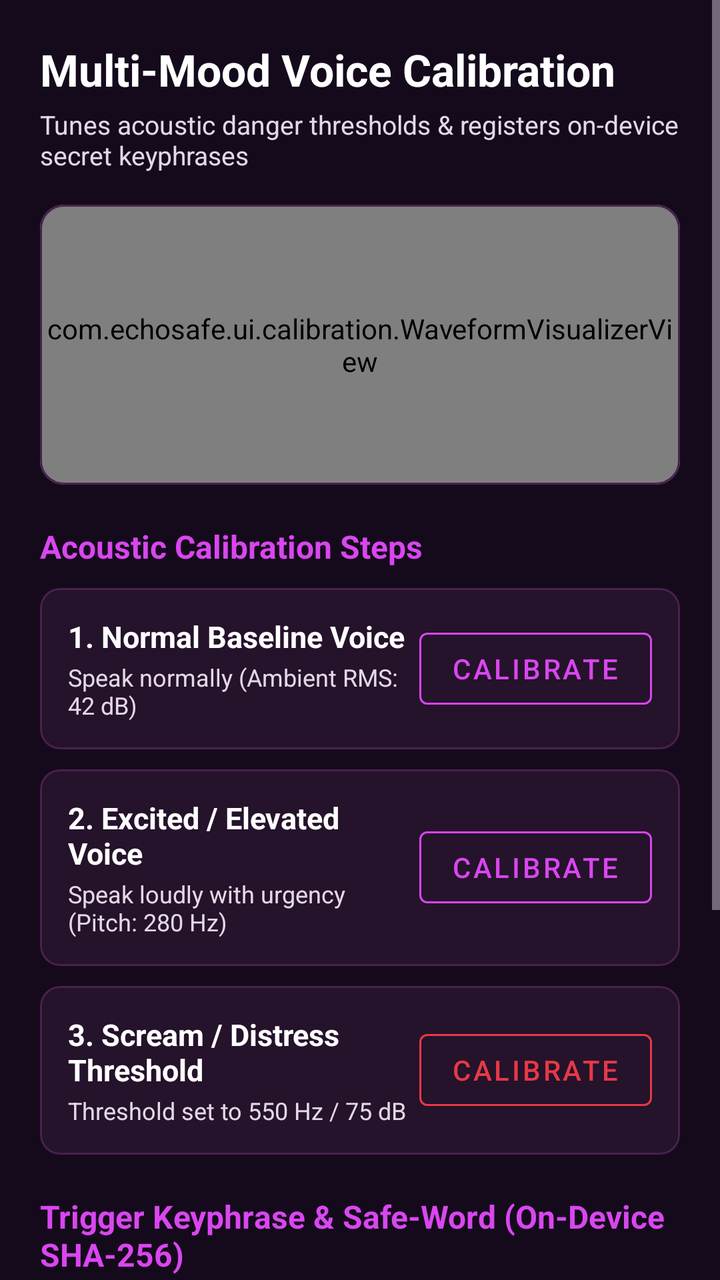
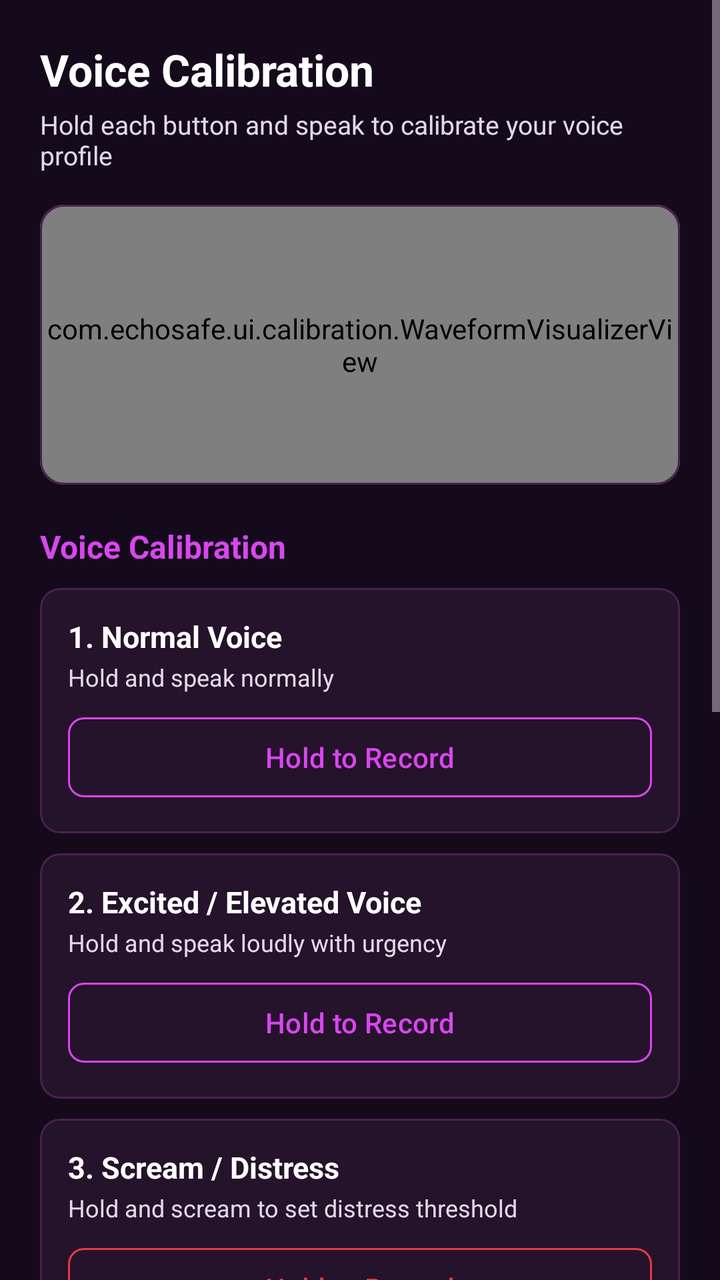

An Android layout rendered at two revisions. The XML below is the earlier revision; the diff shows what the commit changed to produce the second picture.
<!-- AndroidManifest.xml: application theme Theme.EchoSafe -->
<!-- res/layout/activity_calibration.xml -->
<?xml version="1.0" encoding="utf-8"?>
<ScrollView xmlns:android="http://schemas.android.com/apk/res/android"
    xmlns:app="http://schemas.android.com/apk/res-auto"
    android:layout_width="match_parent"
    android:layout_height="match_parent"
    android:background="@color/bg_dark"
    android:fillViewport="true">

    <LinearLayout
        android:layout_width="match_parent"
        android:layout_height="wrap_content"
        android:orientation="vertical"
        android:padding="20dp">

        <TextView
            android:layout_width="wrap_content"
            android:layout_height="wrap_content"
            android:text="Multi-Mood Voice Calibration"
            android:textColor="@color/text_white"
            android:textSize="22sp"
            android:textStyle="bold" />

        <TextView
            android:layout_width="wrap_content"
            android:layout_height="wrap_content"
            android:layout_marginTop="4dp"
            android:text="Tunes acoustic danger thresholds &amp; registers on-device secret keyphrases"
            android:textColor="@color/text_secondary"
            android:textSize="13sp" />

        
        <com.google.android.material.card.MaterialCardView
            android:layout_width="match_parent"
            android:layout_height="140dp"
            android:layout_marginTop="16dp"
            app:cardBackgroundColor="@color/card_bg_dark"
            app:cardCornerRadius="12dp"
            app:strokeColor="@color/card_border"
            app:strokeWidth="1dp">

            <com.echosafe.ui.calibration.WaveformVisualizerView
                android:id="@+id/waveformVisualizer"
                android:layout_width="match_parent"
                android:layout_height="match_parent" />
        </com.google.android.material.card.MaterialCardView>

        
        <TextView
            android:layout_width="wrap_content"
            android:layout_height="wrap_content"
            android:layout_marginTop="20dp"
            android:text="Acoustic Calibration Steps"
            android:textColor="@color/secondary_teal"
            android:textSize="16sp"
            android:textStyle="bold" />

        
        <com.google.android.material.card.MaterialCardView
            android:id="@+id/cardNormal"
            android:layout_width="match_parent"
            android:layout_height="wrap_content"
            android:layout_marginTop="10dp"
            app:cardBackgroundColor="@color/card_bg_dark"
            app:cardCornerRadius="10dp"
            app:strokeColor="@color/card_border"
            app:strokeWidth="1dp">

            <LinearLayout
                android:layout_width="match_parent"
                android:layout_height="wrap_content"
                android:gravity="center_vertical"
                android:orientation="horizontal"
                android:padding="14dp">

                <LinearLayout
                    android:layout_width="0dp"
                    android:layout_height="wrap_content"
                    android:layout_weight="1"
                    android:orientation="vertical">

                    <TextView
                        android:layout_width="wrap_content"
                        android:layout_height="wrap_content"
                        android:text="1. Normal Baseline Voice"
                        android:textColor="@color/text_white"
                        android:textSize="15sp"
                        android:textStyle="bold" />

                    <TextView
                        android:id="@+id/tvNormalStatus"
                        android:layout_width="wrap_content"
                        android:layout_height="wrap_content"
                        android:layout_marginTop="2dp"
                        android:text="Speak normally (Ambient RMS: 42 dB)"
                        android:textColor="@color/text_secondary"
                        android:textSize="12sp" />
                </LinearLayout>

                <com.google.android.material.button.MaterialButton
                    android:id="@+id/btnCalibrateNormal"
                    style="@style/Widget.MaterialComponents.Button.OutlinedButton"
                    android:layout_width="wrap_content"
                    android:layout_height="wrap_content"
                    android:text="Calibrate"
                    android:textColor="@color/secondary_teal"
                    app:strokeColor="@color/secondary_teal" />
            </LinearLayout>
        </com.google.android.material.card.MaterialCardView>

        
        <com.google.android.material.card.MaterialCardView
            android:id="@+id/cardExcited"
            android:layout_width="match_parent"
            android:layout_height="wrap_content"
            android:layout_marginTop="10dp"
            app:cardBackgroundColor="@color/card_bg_dark"
            app:cardCornerRadius="10dp"
            app:strokeColor="@color/card_border"
            app:strokeWidth="1dp">

            <LinearLayout
                android:layout_width="match_parent"
                android:layout_height="wrap_content"
                android:gravity="center_vertical"
                android:orientation="horizontal"
                android:padding="14dp">

                <LinearLayout
                    android:layout_width="0dp"
                    android:layout_height="wrap_content"
                    android:layout_weight="1"
                    android:orientation="vertical">

                    <TextView
                        android:layout_width="wrap_content"
                        android:layout_height="wrap_content"
                        android:text="2. Excited / Elevated Voice"
                        android:textColor="@color/text_white"
                        android:textSize="15sp"
                        android:textStyle="bold" />

                    <TextView
                        android:id="@+id/tvExcitedStatus"
                        android:layout_width="wrap_content"
                        android:layout_height="wrap_content"
                        android:layout_marginTop="2dp"
                        android:text="Speak loudly with urgency (Pitch: 280 Hz)"
                        android:textColor="@color/text_secondary"
                        android:textSize="12sp" />
                </LinearLayout>

                <com.google.android.material.button.MaterialButton
                    android:id="@+id/btnCalibrateExcited"
                    style="@style/Widget.MaterialComponents.Button.OutlinedButton"
                    android:layout_width="wrap_content"
                    android:layout_height="wrap_content"
                    android:text="Calibrate"
                    android:textColor="@color/secondary_teal"
                    app:strokeColor="@color/secondary_teal" />
            </LinearLayout>
        </com.google.android.material.card.MaterialCardView>

        
        <com.google.android.material.card.MaterialCardView
            android:id="@+id/cardScream"
            android:layout_width="match_parent"
            android:layout_height="wrap_content"
            android:layout_marginTop="10dp"
            app:cardBackgroundColor="@color/card_bg_dark"
            app:cardCornerRadius="10dp"
            app:strokeColor="@color/card_border"
            app:strokeWidth="1dp">

            <LinearLayout
                android:layout_width="match_parent"
                android:layout_height="wrap_content"
                android:gravity="center_vertical"
                android:orientation="horizontal"
                android:padding="14dp">

                <LinearLayout
                    android:layout_width="0dp"
                    android:layout_height="wrap_content"
                    android:layout_weight="1"
                    android:orientation="vertical">

                    <TextView
                        android:layout_width="wrap_content"
                        android:layout_height="wrap_content"
                        android:text="3. Scream / Distress Threshold"
                        android:textColor="@color/text_white"
                        android:textSize="15sp"
                        android:textStyle="bold" />

                    <TextView
                        android:id="@+id/tvScreamStatus"
                        android:layout_width="wrap_content"
                        android:layout_height="wrap_content"
                        android:layout_marginTop="2dp"
                        android:text="Threshold set to 550 Hz / 75 dB"
                        android:textColor="@color/text_secondary"
                        android:textSize="12sp" />
                </LinearLayout>

                <com.google.android.material.button.MaterialButton
                    android:id="@+id/btnCalibrateScream"
                    style="@style/Widget.MaterialComponents.Button.OutlinedButton"
                    android:layout_width="wrap_content"
                    android:layout_height="wrap_content"
                    android:text="Calibrate"
                    android:textColor="@color/accent_red"
                    app:strokeColor="@color/accent_red" />
            </LinearLayout>
        </com.google.android.material.card.MaterialCardView>

        
        <TextView
            android:layout_width="wrap_content"
            android:layout_height="wrap_content"
            android:layout_marginTop="20dp"
            android:text="Trigger Keyphrase &amp; Safe-Word (On-Device SHA-256)"
            android:textColor="@color/secondary_teal"
            android:textSize="16sp"
            android:textStyle="bold" />

        <com.google.android.material.textfield.TextInputLayout
            android:id="@+id/tilKeyphrase"
            style="@style/Widget.MaterialComponents.TextInputLayout.OutlinedBox"
            android:layout_width="match_parent"
            android:layout_height="wrap_content"
            android:layout_marginTop="10dp"
            android:hint="Custom Secret Trigger Phrase (e.g., 'Red Falcon')"
            android:textColorHint="@color/text_secondary"
            app:boxStrokeColor="@color/secondary_teal">

            <com.google.android.material.textfield.TextInputEditText
                android:id="@+id/etKeyphrase"
                android:layout_width="match_parent"
                android:layout_height="wrap_content"
                android:text="Red Falcon"
                android:textColor="@color/text_white" />
        </com.google.android.material.textfield.TextInputLayout>

        <com.google.android.material.textfield.TextInputLayout
            android:id="@+id/tilSafeWord"
            style="@style/Widget.MaterialComponents.TextInputLayout.OutlinedBox"
            android:layout_width="match_parent"
            android:layout_height="wrap_content"
            android:layout_marginTop="10dp"
            android:hint="Acoustic Safe-Word (Disarm Phrase)"
            android:textColorHint="@color/text_secondary"
            app:boxStrokeColor="@color/secondary_teal">

            <com.google.android.material.textfield.TextInputEditText
                android:id="@+id/etSafeWord"
                android:layout_width="match_parent"
                android:layout_height="wrap_content"
                android:text="I am okay, false alarm"
                android:textColor="@color/text_white" />
        </com.google.android.material.textfield.TextInputLayout>

        
        <com.google.android.material.button.MaterialButton
            android:id="@+id/btnSaveCalibration"
            android:layout_width="match_parent"
            android:layout_height="52dp"
            android:layout_marginTop="24dp"
            android:layout_marginBottom="24dp"
            android:backgroundTint="@color/secondary_teal"
            android:text="Save Profile &amp; Launch Dashboard"
            android:textColor="@color/primary_dark"
            android:textStyle="bold"
            app:cornerRadius="8dp" />

    </LinearLayout>
</ScrollView>
<!-- resources referenced by this layout -->
<resources>
  <color name="accent_red">#E63946</color>
  <color name="bg_dark">#150A1C</color>
  <color name="card_bg_dark">#25122B</color>
  <color name="card_border">#4A214E</color>
  <color name="primary_dark">#140A18</color>
  <color name="secondary_teal">#D946EF</color>
  <color name="text_secondary">#E2D9E6</color>
  <color name="text_white">#FFFFFF</color>
  <style name="Theme.EchoSafe" parent="Theme.Material3.Dark.NoActionBar">
          
          <item name="colorPrimary">@color/secondary_teal</item>
          <item name="colorOnPrimary">@color/primary_dark</item>
          <item name="colorSecondary">@color/secondary_teal</item>
          <item name="colorOnSecondary">@color/primary_dark</item>
          
          <item name="android:statusBarColor">@color/primary_dark</item>
          <item name="android:navigationBarColor">@color/primary_navy</item>
          <item name="android:windowBackground">@color/bg_dark</item>
      </style>
  <color name="primary_navy">#200D26</color>
</resources>

<!-- the commit's change to res/layout/activity_calibration.xml (unified diff, before → after) -->
@@ -15,7 +15,7 @@
         <TextView
             android:layout_width="wrap_content"
             android:layout_height="wrap_content"
-            android:text="Multi-Mood Voice Calibration"
+            android:text="Voice Calibration"
             android:textColor="@color/text_white"
             android:textSize="22sp"
             android:textStyle="bold" />
@@ -24,7 +24,7 @@
             android:layout_width="wrap_content"
             android:layout_height="wrap_content"
             android:layout_marginTop="4dp"
-            android:text="Tunes acoustic danger thresholds &amp; registers on-device secret keyphrases"
+            android:text="Hold each button and speak to calibrate your voice profile"
             android:textColor="@color/text_secondary"
             android:textSize="13sp" />
 
@@ -49,167 +49,149 @@
             android:layout_width="wrap_content"
             android:layout_height="wrap_content"
             android:layout_marginTop="20dp"
-            android:text="Acoustic Calibration Steps"
+            android:text="Voice Calibration"
             android:textColor="@color/secondary_teal"
             android:textSize="16sp"
             android:textStyle="bold" />
 
         
         <com.google.android.material.card.MaterialCardView
-            android:id="@+id/cardNormal"
-            android:layout_width="match_parent"
-            android:layout_height="wrap_content"
-            android:layout_marginTop="10dp"
-            app:cardBackgroundColor="@color/card_bg_dark"
-            app:cardCornerRadius="10dp"
-            app:strokeColor="@color/card_border"
-            app:strokeWidth="1dp">
-
-            <LinearLayout
-                android:layout_width="match_parent"
-                android:layout_height="wrap_content"
-                android:gravity="center_vertical"
-                android:orientation="horizontal"
-                android:padding="14dp">
-
-                <LinearLayout
-                    android:layout_width="0dp"
-                    android:layout_height="wrap_content"
-                    android:layout_weight="1"
-                    android:orientation="vertical">
-
-                    <TextView
-                        android:layout_width="wrap_content"
-                        android:layout_height="wrap_content"
-                        android:text="1. Normal Baseline Voice"
-                        android:textColor="@color/text_white"
-                        android:textSize="15sp"
-                        android:textStyle="bold" />
-
-                    <TextView
-                        android:id="@+id/tvNormalStatus"
-                        android:layout_width="wrap_content"
-                        android:layout_height="wrap_content"
-                        android:layout_marginTop="2dp"
-                        android:text="Speak normally (Ambient RMS: 42 dB)"
-                        android:textColor="@color/text_secondary"
-                        android:textSize="12sp" />
-                </LinearLayout>
-
-                <com.google.android.material.button.MaterialButton
-                    android:id="@+id/btnCalibrateNormal"
-                    style="@style/Widget.MaterialComponents.Button.OutlinedButton"
-                    android:layout_width="wrap_content"
-                    android:layout_height="wrap_content"
-                    android:text="Calibrate"
+            android:layout_width="match_parent"
+            android:layout_height="wrap_content"
+            android:layout_marginTop="10dp"
+            app:cardBackgroundColor="@color/card_bg_dark"
+            app:cardCornerRadius="10dp"
+            app:strokeColor="@color/card_border"
+            app:strokeWidth="1dp">
+
+            <LinearLayout
+                android:layout_width="match_parent"
+                android:layout_height="wrap_content"
+                android:orientation="vertical"
+                android:padding="14dp">
+
+                <TextView
+                    android:layout_width="wrap_content"
+                    android:layout_height="wrap_content"
+                    android:text="1. Normal Voice"
+                    android:textColor="@color/text_white"
+                    android:textSize="15sp"
+                    android:textStyle="bold" />
+
+                <TextView
+                    android:id="@+id/tvNormalStatus"
+                    android:layout_width="wrap_content"
+                    android:layout_height="wrap_content"
+                    android:layout_marginTop="2dp"
+                    android:text="Hold and speak normally"
+                    android:textColor="@color/text_secondary"
+                    android:textSize="12sp" />
+
+                <com.google.android.material.button.MaterialButton
+                    android:id="@+id/btnRecordNormal"
+                    android:layout_width="match_parent"
+                    android:layout_height="wrap_content"
+                    android:layout_marginTop="8dp"
+                    android:text="Hold to Record"
                     android:textColor="@color/secondary_teal"
-                    app:strokeColor="@color/secondary_teal" />
-            </LinearLayout>
-        </com.google.android.material.card.MaterialCardView>
-
-        
-        <com.google.android.material.card.MaterialCardView
-            android:id="@+id/cardExcited"
-            android:layout_width="match_parent"
-            android:layout_height="wrap_content"
-            android:layout_marginTop="10dp"
-            app:cardBackgroundColor="@color/card_bg_dark"
-            app:cardCornerRadius="10dp"
-            app:strokeColor="@color/card_border"
-            app:strokeWidth="1dp">
-
-            <LinearLayout
-                android:layout_width="match_parent"
-                android:layout_height="wrap_content"
-                android:gravity="center_vertical"
-                android:orientation="horizontal"
-                android:padding="14dp">
-
-                <LinearLayout
-                    android:layout_width="0dp"
-                    android:layout_height="wrap_content"
-                    android:layout_weight="1"
-                    android:orientation="vertical">
-
-                    <TextView
-                        android:layout_width="wrap_content"
-                        android:layout_height="wrap_content"
-                        android:text="2. Excited / Elevated Voice"
-                        android:textColor="@color/text_white"
-                        android:textSize="15sp"
-                        android:textStyle="bold" />
-
-                    <TextView
-                        android:id="@+id/tvExcitedStatus"
-                        android:layout_width="wrap_content"
-                        android:layout_height="wrap_content"
-                        android:layout_marginTop="2dp"
-                        android:text="Speak loudly with urgency (Pitch: 280 Hz)"
-                        android:textColor="@color/text_secondary"
-                        android:textSize="12sp" />
-                </LinearLayout>
-
-                <com.google.android.material.button.MaterialButton
-                    android:id="@+id/btnCalibrateExcited"
-                    style="@style/Widget.MaterialComponents.Button.OutlinedButton"
-                    android:layout_width="wrap_content"
-                    android:layout_height="wrap_content"
-                    android:text="Calibrate"
+                    app:backgroundTint="@color/card_bg_dark"
+                    app:strokeColor="@color/secondary_teal"
+                    app:strokeWidth="1dp"
+                    app:cornerRadius="8dp" />
+            </LinearLayout>
+        </com.google.android.material.card.MaterialCardView>
+
+        
+        <com.google.android.material.card.MaterialCardView
+            android:layout_width="match_parent"
+            android:layout_height="wrap_content"
+            android:layout_marginTop="10dp"
+            app:cardBackgroundColor="@color/card_bg_dark"
+            app:cardCornerRadius="10dp"
+            app:strokeColor="@color/card_border"
+            app:strokeWidth="1dp">
+
+            <LinearLayout
+                android:layout_width="match_parent"
+                android:layout_height="wrap_content"
+                android:orientation="vertical"
+                android:padding="14dp">
+
+                <TextView
+                    android:layout_width="wrap_content"
+                    android:layout_height="wrap_content"
+                    android:text="2. Excited / Elevated Voice"
+                    android:textColor="@color/text_white"
+                    android:textSize="15sp"
+                    android:textStyle="bold" />
+
+                <TextView
+                    android:id="@+id/tvExcitedStatus"
+                    android:layout_width="wrap_content"
+                    android:layout_height="wrap_content"
+                    android:layout_marginTop="2dp"
+                    android:text="Hold and speak loudly with urgency"
+                    android:textColor="@color/text_secondary"
+                    android:textSize="12sp" />
+
+                <com.google.android.material.button.MaterialButton
+                    android:id="@+id/btnRecordExcited"
+                    android:layout_width="match_parent"
+                    android:layout_height="wrap_content"
+                    android:layout_marginTop="8dp"
+                    android:text="Hold to Record"
                     android:textColor="@color/secondary_teal"
-                    app:strokeColor="@color/secondary_teal" />
-            </LinearLayout>
-        </com.google.android.material.card.MaterialCardView>
-
-        
-        <com.google.android.material.card.MaterialCardView
-            android:id="@+id/cardScream"
-            android:layout_width="match_parent"
-            android:layout_height="wrap_content"
-            android:layout_marginTop="10dp"
-            app:cardBackgroundColor="@color/card_bg_dark"
-            app:cardCornerRadius="10dp"
-            app:strokeColor="@color/card_border"
-            app:strokeWidth="1dp">
-
-            <LinearLayout
-                android:layout_width="match_parent"
-                android:layout_height="wrap_content"
-                android:gravity="center_vertical"
-                android:orientation="horizontal"
-                android:padding="14dp">
-
-                <LinearLayout
-                    android:layout_width="0dp"
-                    android:layout_height="wrap_content"
-                    android:layout_weight="1"
-                    android:orientation="vertical">
-
-                    <TextView
-                        android:layout_width="wrap_content"
-                        android:layout_height="wrap_content"
-                        android:text="3. Scream / Distress Threshold"
-                        android:textColor="@color/text_white"
-                        android:textSize="15sp"
-                        android:textStyle="bold" />
-
-                    <TextView
-                        android:id="@+id/tvScreamStatus"
-                        android:layout_width="wrap_content"
-                        android:layout_height="wrap_content"
-                        android:layout_marginTop="2dp"
-                        android:text="Threshold set to 550 Hz / 75 dB"
-                        android:textColor="@color/text_secondary"
-                        android:textSize="12sp" />
-                </LinearLayout>
-
-                <com.google.android.material.button.MaterialButton
-                    android:id="@+id/btnCalibrateScream"
-                    style="@style/Widget.MaterialComponents.Button.OutlinedButton"
-                    android:layout_width="wrap_content"
-                    android:layout_height="wrap_content"
-                    android:text="Calibrate"
+                    app:backgroundTint="@color/card_bg_dark"
+                    app:strokeColor="@color/secondary_teal"
+                    app:strokeWidth="1dp"
+                    app:cornerRadius="8dp" />
+            </LinearLayout>
+        </com.google.android.material.card.MaterialCardView>
+
+        
+        <com.google.android.material.card.MaterialCardView
+            android:layout_width="match_parent"
+            android:layout_height="wrap_content"
+            android:layout_marginTop="10dp"
+            app:cardBackgroundColor="@color/card_bg_dark"
+            app:cardCornerRadius="10dp"
+            app:strokeColor="@color/card_border"
+            app:strokeWidth="1dp">
+
+            <LinearLayout
+                android:layout_width="match_parent"
+                android:layout_height="wrap_content"
+                android:orientation="vertical"
+                android:padding="14dp">
+
+                <TextView
+                    android:layout_width="wrap_content"
+                    android:layout_height="wrap_content"
+                    android:text="3. Scream / Distress"
+                    android:textColor="@color/text_white"
+                    android:textSize="15sp"
+                    android:textStyle="bold" />
+
+                <TextView
+                    android:id="@+id/tvScreamStatus"
+                    android:layout_width="wrap_content"
+                    android:layout_height="wrap_content"
+                    android:layout_marginTop="2dp"
+                    android:text="Hold and scream to set distress threshold"
+                    android:textColor="@color/text_secondary"
+                    android:textSize="12sp" />
+
+                <com.google.android.material.button.MaterialButton
+                    android:id="@+id/btnRecordScream"
+                    android:layout_width="match_parent"
+                    android:layout_height="wrap_content"
+                    android:layout_marginTop="8dp"
+                    android:text="Hold to Record"
                     android:textColor="@color/accent_red"
-                    app:strokeColor="@color/accent_red" />
+                    app:backgroundTint="@color/card_bg_dark"
+                    app:strokeColor="@color/accent_red"
+                    app:strokeWidth="1dp"
+                    app:cornerRadius="8dp" />
             </LinearLayout>
         </com.google.android.material.card.MaterialCardView>
 
@@ -218,46 +200,112 @@
             android:layout_width="wrap_content"
             android:layout_height="wrap_content"
             android:layout_marginTop="20dp"
-            android:text="Trigger Keyphrase &amp; Safe-Word (On-Device SHA-256)"
+            android:text="Emergency Keyphrase"
             android:textColor="@color/secondary_teal"
             android:textSize="16sp"
             android:textStyle="bold" />
 
-        <com.google.android.material.textfield.TextInputLayout
-            android:id="@+id/tilKeyphrase"
-            style="@style/Widget.MaterialComponents.TextInputLayout.OutlinedBox"
-            android:layout_width="match_parent"
-            android:layout_height="wrap_content"
-            android:layout_marginTop="10dp"
-            android:hint="Custom Secret Trigger Phrase (e.g., 'Red Falcon')"
-            android:textColorHint="@color/text_secondary"
-            app:boxStrokeColor="@color/secondary_teal">
-
-            <com.google.android.material.textfield.TextInputEditText
-                android:id="@+id/etKeyphrase"
-                android:layout_width="match_parent"
-                android:layout_height="wrap_content"
-                android:text="Red Falcon"
-                android:textColor="@color/text_white" />
-        </com.google.android.material.textfield.TextInputLayout>
-
-        <com.google.android.material.textfield.TextInputLayout
-            android:id="@+id/tilSafeWord"
-            style="@style/Widget.MaterialComponents.TextInputLayout.OutlinedBox"
-            android:layout_width="match_parent"
-            android:layout_height="wrap_content"
-            android:layout_marginTop="10dp"
-            android:hint="Acoustic Safe-Word (Disarm Phrase)"
-            android:textColorHint="@color/text_secondary"
-            app:boxStrokeColor="@color/secondary_teal">
-
-            <com.google.android.material.textfield.TextInputEditText
-                android:id="@+id/etSafeWord"
-                android:layout_width="match_parent"
-                android:layout_height="wrap_content"
-                android:text="I am okay, false alarm"
-                android:textColor="@color/text_white" />
-        </com.google.android.material.textfield.TextInputLayout>
+        <com.google.android.material.card.MaterialCardView
+            android:layout_width="match_parent"
+            android:layout_height="wrap_content"
+            android:layout_marginTop="10dp"
+            app:cardBackgroundColor="@color/card_bg_dark"
+            app:cardCornerRadius="10dp"
+            app:strokeColor="@color/card_border"
+            app:strokeWidth="1dp">
+
+            <LinearLayout
+                android:layout_width="match_parent"
+                android:layout_height="wrap_content"
+                android:orientation="vertical"
+                android:padding="14dp">
+
+                <TextView
+                    android:layout_width="wrap_content"
+                    android:layout_height="wrap_content"
+                    android:text="Trigger Keyphrase"
+                    android:textColor="@color/text_white"
+                    android:textSize="15sp"
+                    android:textStyle="bold" />
+
+                <TextView
+                    android:id="@+id/tvKeyphraseStatus"
+                    android:layout_width="wrap_content"
+                    android:layout_height="wrap_content"
+                    android:layout_marginTop="2dp"
+                    android:text="Hold and speak your emergency keyphrase"
+                    android:textColor="@color/text_secondary"
+                    android:textSize="12sp" />
+
+                <com.google.android.material.button.MaterialButton
+                    android:id="@+id/btnRecordKeyphrase"
+                    android:layout_width="match_parent"
+                    android:layout_height="wrap_content"
+                    android:layout_marginTop="8dp"
+                    android:text="Hold to Record Keyphrase"
+                    android:textColor="@color/accent_red"
+                    app:backgroundTint="@color/card_bg_dark"
+                    app:strokeColor="@color/accent_red"
+                    app:strokeWidth="1dp"
+                    app:cornerRadius="8dp" />
+            </LinearLayout>
+        </com.google.android.material.card.MaterialCardView>
+
+        
+        <TextView
+            android:layout_width="wrap_content"
+            android:layout_height="wrap_content"
+            android:layout_marginTop="20dp"
+            android:text="Safe-Word (Disarm)"
+            android:textColor="@color/secondary_teal"
+            android:textSize="16sp"
+            android:textStyle="bold" />
+
+        <com.google.android.material.card.MaterialCardView
+            android:layout_width="match_parent"
+            android:layout_height="wrap_content"
+            android:layout_marginTop="10dp"
+            app:cardBackgroundColor="@color/card_bg_dark"
+            app:cardCornerRadius="10dp"
+            app:strokeColor="@color/card_border"
+            app:strokeWidth="1dp">
+
+            <LinearLayout
+                android:layout_width="match_parent"
+                android:layout_height="wrap_content"
+                android:orientation="vertical"
+                android:padding="14dp">
+
+                <TextView
+                    android:layout_width="wrap_content"
+                    android:layout_height="wrap_content"
+                    android:text="Safe-Word Phrase"
+                    android:textColor="@color/text_white"
+                    android:textSize="15sp"
+                    android:textStyle="bold" />
+
+                <TextView
+                    android:id="@+id/tvSafeWordStatus"
+                    android:layout_width="wrap_content"
+                    android:layout_height="wrap_content"
+                    android:layout_marginTop="2dp"
+                    android:text="Hold and speak your safe-word"
+                    android:textColor="@color/text_secondary"
+                    android:textSize="12sp" />
+
+                <com.google.android.material.button.MaterialButton
+                    android:id="@+id/btnRecordSafeWord"
+                    android:layout_width="match_parent"
+                    android:layout_height="wrap_content"
+                    android:layout_marginTop="8dp"
+                    android:text="Hold to Record Safe-Word"
+                    android:textColor="@color/secondary_teal"
+                    app:backgroundTint="@color/card_bg_dark"
+                    app:strokeColor="@color/secondary_teal"
+                    app:strokeWidth="1dp"
+                    app:cornerRadius="8dp" />
+            </LinearLayout>
+        </com.google.android.material.card.MaterialCardView>
 
         
         <com.google.android.material.button.MaterialButton
